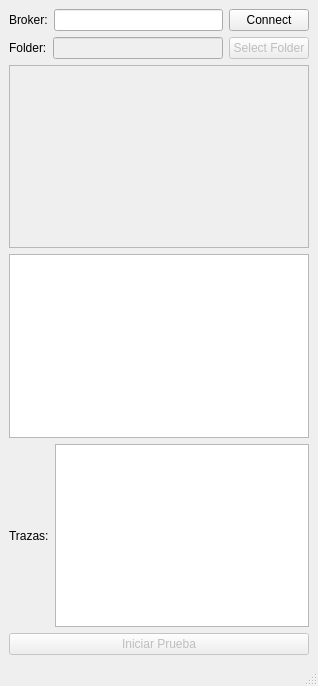
Above: mainWindow.ui from Ecenys/MQTT-Message-Tester before the change. Below: the same form after it.
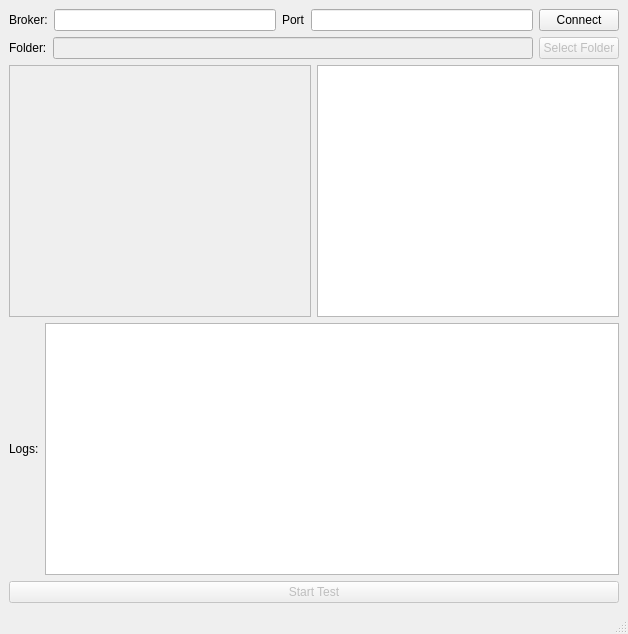
That is the form after the change.

Commit message: New distributtion in ui and add port text

What changed in the file:
```diff
--- a/mainWindow.ui
+++ b/mainWindow.ui
@@ -6,8 +6,8 @@
    <rect>
     <x>0</x>
     <y>0</y>
-    <width>318</width>
-    <height>686</height>
+    <width>628</width>
+    <height>634</height>
    </rect>
   </property>
   <widget class="QWidget" name="centralWidget">
@@ -24,6 +24,16 @@
       <item>
        <widget class="QLineEdit" name="brokerAddressLineEdit"/>
       </item>
+      <item>
+       <widget class="QLabel" name="label_2">
+        <property name="text">
+         <string>Port</string>
+        </property>
+       </widget>
+      </item>
+      <item>
+       <widget class="QLineEdit" name="lineEdit"/>
+      </item>
       <item>
        <widget class="QPushButton" name="connectButton">
         <property name="text">
@@ -62,6 +72,8 @@
      </layout>
     </item>
     <item>
+     <layout class="QHBoxLayout" name="horizontalLayout_3">
+      <item>
      <widget class="QListWidget" name="zipListWidget">
       <property name="enabled">
        <bool>false</bool>
@@ -75,12 +87,14 @@
       </property>
      </widget>
     </item>
+     </layout>
+    </item>
     <item>
      <layout class="QHBoxLayout" name="traceLayout">
       <item>
        <widget class="QLabel" name="traceLabel">
         <property name="text">
-         <string>Trazas:</string>
+         <string>Logs:</string>
         </property>
        </widget>
       </item>
@@ -99,7 +113,7 @@
        <bool>false</bool>
       </property>
       <property name="text">
-       <string>Iniciar Prueba</string>
+       <string>Start Test</string>
       </property>
      </widget>
     </item>
```
Lines whose indentation alone changed are shown as unchanged.
